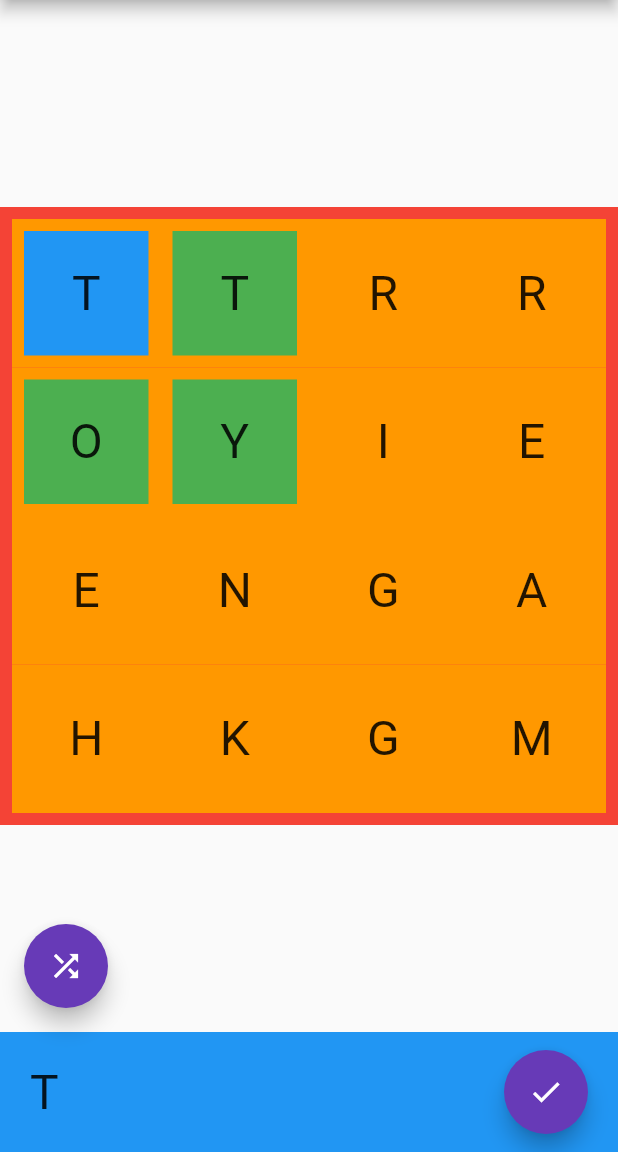
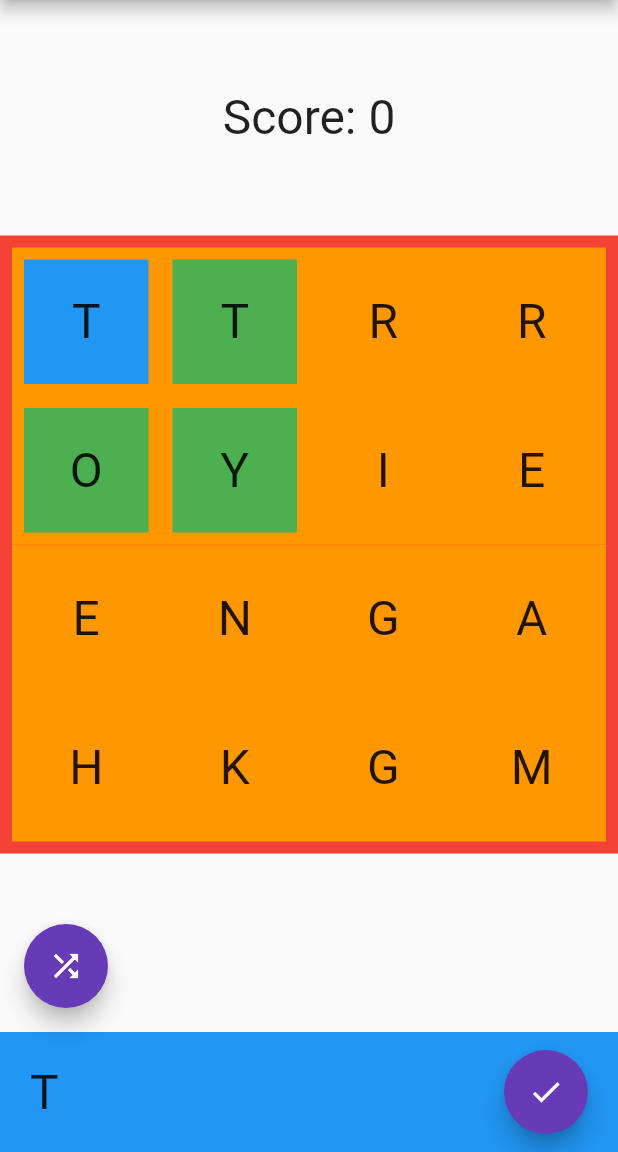
Before and after one commit to byronhallett/boggler, a Flutter app: the screen it shows after launch, after a tap on an icon or button, on a phone screen of 412 x 824 dp, the part 84-1236 px from its top. Run offline on Flutter 3.47's test engine with Material 2 defaults, Android fonts, the phone set to English and light mode, and no system bars.

Commit message:
move score to top, add messages to bottom bar

```diff
--- a/lib/bottom_bar.dart
+++ b/lib/bottom_bar.dart
@@ -6,18 +6,31 @@ class BottomBar extends StatelessWidget {
       {Key key,
       this.result,
       this.currentWord,
-      this.score,
       this.fontSize,
-      this.submit})
+      this.submit,
+      this.lastScore})
       : super(key: key);
 
   final Result result;
+  final int lastScore;
   final String currentWord;
-  final int score;
   final double fontSize;
   final VoidCallback submit;
   final double footerSize = 80;
   final double edgePadding = 20;
+
+  String get _explaination {
+    switch (result) {
+      case Result.fail:
+        return "Word not found";
+      case Result.duplicate:
+        return "Word already submitted";
+      case Result.pass:
+        return "Scored " + lastScore.toString() + " points";
+      default:
+        return "Tap letters above";
+    }
+  }
 
   @override
   Widget build(BuildContext context) {
@@ -36,7 +49,7 @@ class BottomBar extends StatelessWidget {
           mainAxisAlignment: MainAxisAlignment.spaceBetween,
           children: [
             Text(
-              currentWord.isEmpty ? "score: " + score.toString() : currentWord,
+              currentWord.isNotEmpty ? currentWord : _explaination,
               style: TextStyle(fontSize: fontSize),
             ),
             if (currentWord.isNotEmpty)
--- a/lib/grid.dart
+++ b/lib/grid.dart
@@ -8,7 +8,8 @@ class Grid extends StatelessWidget {
       this.letterTapped,
       this.selections,
       this.faces,
-      this.fontSize})
+      this.fontSize,
+      this.score})
       : super(key: key);
 
   final int gridSize;
@@ -17,11 +18,19 @@ class Grid extends StatelessWidget {
   final void Function(int) letterTapped;
   final List<String> faces;
   final double fontSize;
+  final int score;
+  final double scorePanelSize = 60;
 
   @override
   Widget build(BuildContext context) {
-    return Center(
-      child: AspectRatio(
+    return Column(
+      mainAxisAlignment: MainAxisAlignment.spaceEvenly,
+      children: [
+        Text(
+          "Score: " + score.toString(),
+          style: TextStyle(fontSize: fontSize),
+        ),
+        AspectRatio(
           aspectRatio: 1.0,
           child: Container(
             padding: const EdgeInsets.all(8.0),
@@ -41,8 +50,9 @@ class Grid extends StatelessWidget {
                           return Flexible(
                             fit: FlexFit.tight,
                             child: GestureDetector(
-                            onTap: () =>
-                                enabledIndices[idx] ? letterTapped(idx) : null,
+                              onTap: () => enabledIndices[idx]
+                                  ? letterTapped(idx)
+                                  : null,
                               child: Container(
                                 margin: const EdgeInsets.all(8.0),
                                 color: selections.contains(idx)
@@ -70,6 +80,8 @@ class Grid extends StatelessWidget {
             ),
           ),
         ),
+        Container(), // to space the others nicely
+      ],
     );
   }
 }
--- a/lib/main.dart
+++ b/lib/main.dart
@@ -47,11 +47,15 @@ class _MyHomePageState extends State<MyHomePage> {
   List<String> _dict;
   Result _lastResult = Result.none;
   List<String> _foundWords = List.empty(growable: true);
+  int _lastScore = 0;
 
   @override
   void initState() {
     super.initState();
-
+    // lock orientation
+    SystemChrome.setPreferredOrientations([
+      DeviceOrientation.portraitUp,
+    ]);
     _faces =
         List.generate(pow(widget.gridSize, 2), (index) => index.toString());
     _enabledIndices = List.filled(pow(widget.gridSize, 2), true);
@@ -61,6 +65,12 @@ class _MyHomePageState extends State<MyHomePage> {
   @override
   void dispose() {
     super.dispose();
+    SystemChrome.setPreferredOrientations([
+      DeviceOrientation.landscapeRight,
+      DeviceOrientation.landscapeLeft,
+      DeviceOrientation.portraitUp,
+      DeviceOrientation.portraitDown,
+    ]);
   }
 
   List<String> randomFaces() {
@@ -93,6 +103,7 @@ class _MyHomePageState extends State<MyHomePage> {
     // if not in found, add
     if (found && !duplicate) _foundWords.add(current);
     setState(() {
+      _lastScore = scoreArray[current.length];
       _lastResult = found
           ? duplicate
               ? Result.duplicate
@@ -170,6 +181,7 @@ class _MyHomePageState extends State<MyHomePage> {
         gridSize: widget.gridSize,
         letterTapped: _letterTapped,
         selections: _selections,
+        score: _currentScore,
       ),
       floatingActionButton: FloatingActionButton(
         onPressed: _boggle,
@@ -181,8 +193,8 @@ class _MyHomePageState extends State<MyHomePage> {
         currentWord: _currentWord,
         fontSize: widget.fontSize,
         result: _lastResult,
-        score: _currentScore,
         submit: _submit,
+        lastScore: _lastScore,
       ),
     );
   }
--- a/pubspec.yaml
+++ b/pubspec.yaml
@@ -15,7 +15,7 @@ publish_to: "none" # Remove this line if you wish to publish to pub.dev
 # In iOS, build-name is used as CFBundleShortVersionString while build-number used as CFBundleVersion.
 # Read more about iOS versioning at
 # https://developer.apple.com/library/archive/documentation/General/Reference/InfoPlistKeyReference/Articles/CoreFoundationKeys.html
-version: 0.4.0+1
+version: 0.4.0+2
 
 environment:
   sdk: ">=2.8.1 <3.0.0"
```
Also changed, not shown: assets/icon/icon.png, 21 other files. Lines whose indentation alone changed are shown as unchanged.
